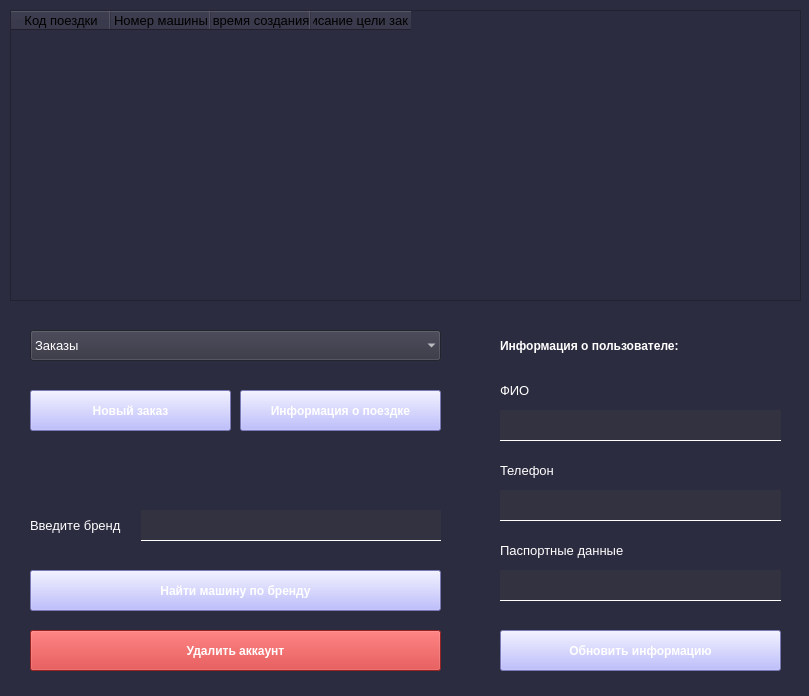
This is ClientWindow.ui in EgLeVor/Course as Qt 5 draws it before an edit. The edited form follows.
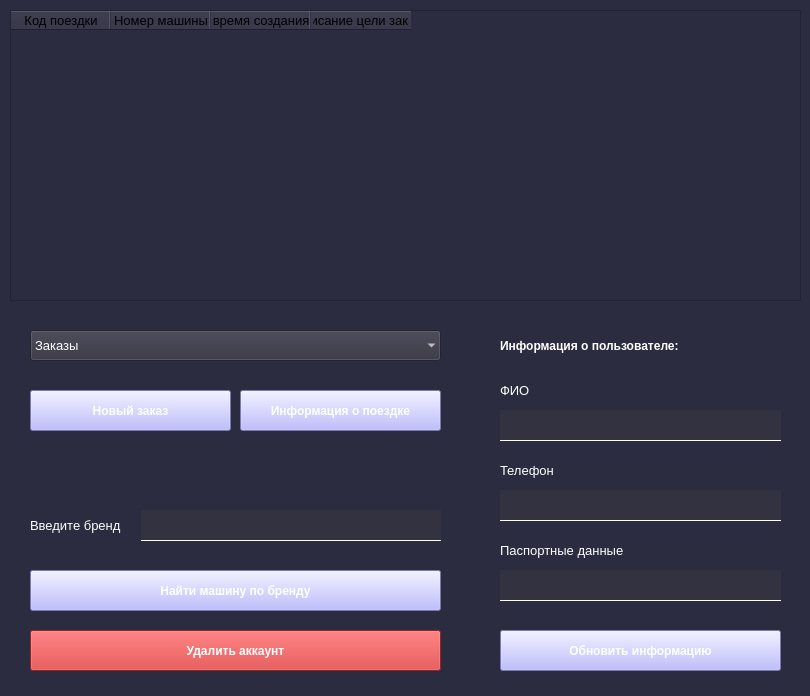
This is the edited form.

```diff
--- a/ClientWindow.ui
+++ b/ClientWindow.ui
@@ -6,7 +6,7 @@
    <rect>
     <x>0</x>
     <y>0</y>
-    <width>809</width>
+    <width>810</width>
     <height>696</height>
    </rect>
   </property>
```
